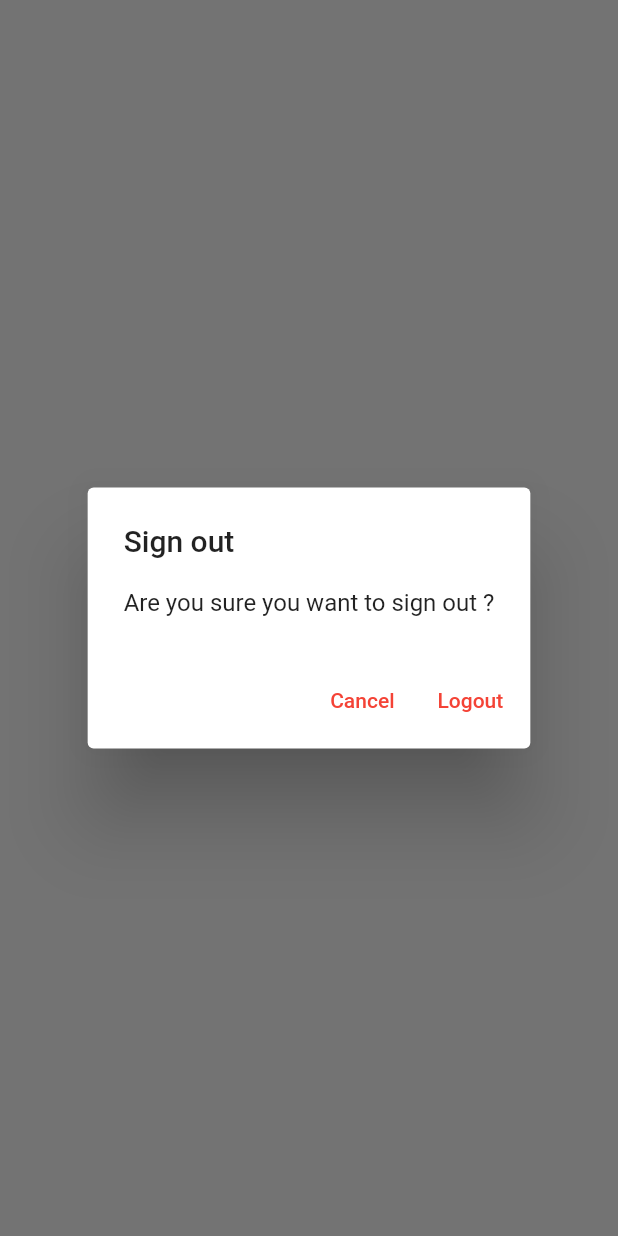
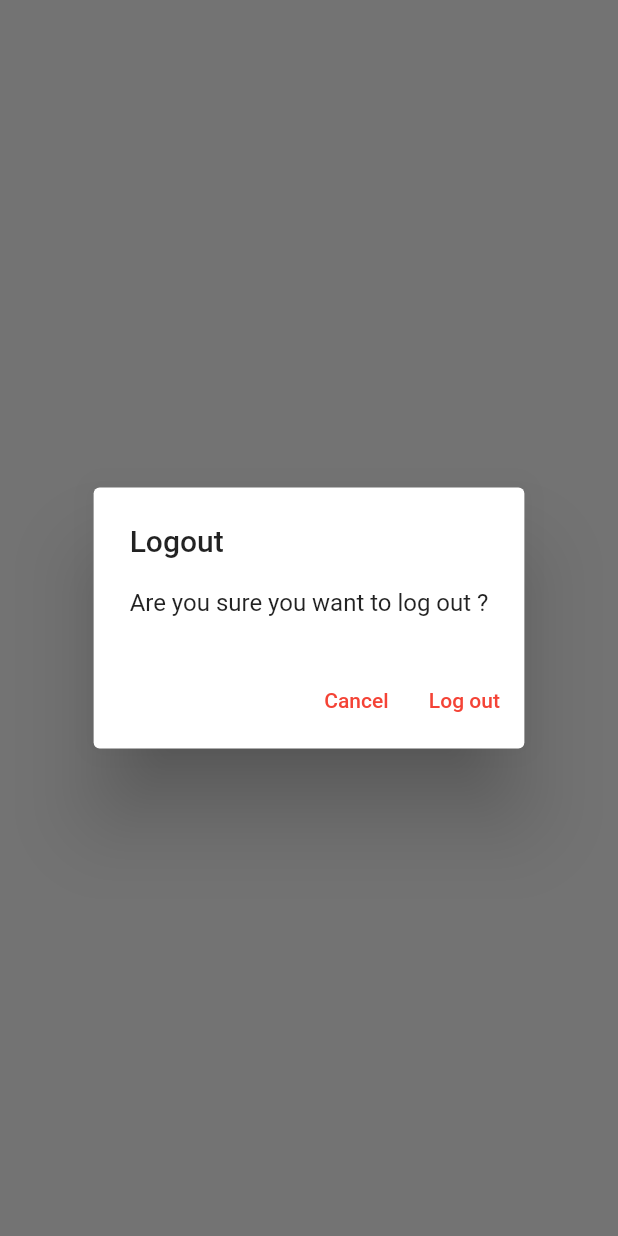
Before and after one commit to aKeoHub/noteking, a Flutter app: what showLogOutDialog() shows on an empty page, opened directly, on a phone screen of 412 x 824 dp. Run offline on Flutter 3.47's test engine with Material 2 defaults, Android fonts, the phone set to English and light mode, and no system bars; our stand-ins replace firebase_auth, firebase_core, sqflite; accounts and stored records are empty; network calls fail.

Commit message:
Created a generic dialog, Created a delete button for notes.
Generated a generic dialog class which can be used to produce a specific dialog. User can now delete notes with the trash can icon.

```diff
--- /dev/null
+++ b/lib/utilities/dialogs/generic_dialog.dart
@@ -0,0 +1,33 @@
+import 'package:flutter/material.dart';
+
+typedef DialogOptionBuilder<T> = Map<String, T?> Function();
+
+Future<T?> showGenericDialog<T>({
+  required BuildContext context,
+  required String title,
+  required String content,
+  required DialogOptionBuilder optionsBuilder,
+}) {
+  final options = optionsBuilder();
+  return showDialog<T>(
+    context: context,
+    builder: (context) {
+      return AlertDialog(
+        title: Text(title),
+        content: Text(content),
+        actions: options.keys.map((optionTitle) {
+          final T value = options[optionTitle];
+          return TextButton(
+              onPressed: () {
+                if (value != null) {
+                  Navigator.of(context).pop(value);
+                } else {
+                  Navigator.of(context).pop();
+                }
+              },
+              child: Text(optionTitle));
+        }).toList(),
+      );
+    },
+  );
+}
--- /dev/null
+++ b/lib/utilities/dialogs/logout_dialog.dart
@@ -0,0 +1,14 @@
+import 'package:flutter/material.dart';
+import 'package:noteking/utilities/dialogs/generic_dialog.dart';
+
+Future<bool> showLogOutDialog(BuildContext context) {
+  return showGenericDialog<bool>(
+    context: context,
+    title: 'Logout',
+    content: 'Are you sure you want to log out ?',
+    optionsBuilder: () => {
+      'Cancel': false,
+      'Log out': true,
+    },
+  ).then((value) => value ?? false);
+}
--- a/lib/views/login_view.dart
+++ b/lib/views/login_view.dart
@@ -3,7 +3,7 @@ import 'dart:developer' as devtools show log;
 import 'package:noteking/constants/routes.dart';
 import 'package:noteking/services/auth/auth_exceptions.dart';
 import 'package:noteking/services/auth/auth_service.dart';
-import 'package:noteking/utilities/show_error_dialog.dart';
+import 'package:noteking/utilities/dialogs/error_dialog.dart';
 
 class LoginView extends StatefulWidget {
   const LoginView({super.key});
--- a/lib/views/notes/notes_view.dart
+++ b/lib/views/notes/notes_view.dart
@@ -1,8 +1,9 @@
-import 'package:firebase_core/firebase_core.dart';
 import 'package:flutter/material.dart';
 import 'package:noteking/constants/routes.dart';
 import 'package:noteking/services/auth/auth_service.dart';
 import 'package:noteking/services/crud/note_service.dart';
+import 'package:noteking/utilities/dialogs/logout_dialog.dart';
+import 'package:noteking/views/notes/notes_list_view.dart';
 import '../../enums/menu_action.dart';
 // import 'dart:developer' as devtools show log;
 
@@ -74,19 +75,10 @@ class _NotesViewState extends State<NotesView> {
                     case ConnectionState.active:
                       if (snapshot.hasData) {
                         final allNotes = snapshot.data as List<DatabaseNote>;
-                        print(allNotes);
-                        return ListView.builder(
-                          itemCount: allNotes.length,
-                          itemBuilder: (context, index) {
-                            final note = allNotes[index];
-                            return ListTile(
-                              title: Text(
-                                note.text,
-                                maxLines: 1,
-                                softWrap: true,
-                                overflow: TextOverflow.ellipsis,
-                              ),
-                            );
+                        return NotesListView(
+                          notes: allNotes,
+                          onDeleteNote: (note) async {
+                            await _notesService.deleteNote(id: note.id);
                           },
                         );
                       } else {
@@ -105,29 +97,3 @@ class _NotesViewState extends State<NotesView> {
     );
   }
 }
-
-Future<bool> showLogOutDialog(BuildContext context) {
-  return showDialog<bool>(
-    context: context,
-    builder: (context) {
-      return AlertDialog(
-        title: const Text('Sign out'),
-        content: const Text('Are you sure you want to sign out ?'),
-        actions: [
-          TextButton(
-            onPressed: () {
-              Navigator.of(context).pop(false);
-            },
-            child: const Text('Cancel'),
-          ),
-          TextButton(
-            onPressed: () {
-              Navigator.of(context).pop(true);
-            },
-            child: const Text('Logout'),
-          )
-        ],
-      );
-    },
-  ).then((value) => value ?? false);
-}
--- a/lib/views/register_view.dart
+++ b/lib/views/register_view.dart
@@ -2,7 +2,7 @@ import 'package:flutter/material.dart';
 import 'package:noteking/constants/routes.dart';
 import 'package:noteking/services/auth/auth_exceptions.dart';
 import 'package:noteking/services/auth/auth_service.dart';
-import 'package:noteking/utilities/show_error_dialog.dart';
+import 'package:noteking/utilities/dialogs/error_dialog.dart';
 
 class RegisterView extends StatefulWidget {
   const RegisterView({super.key});
```
Also changed, not shown: lib/utilities/dialogs/delete_dialog.dart (added, +14 -0 lines), lib/utilities/dialogs/error_dialog.dart (added, +13 -0 lines), lib/utilities/show_error_dialog.dart (deleted, +0 -24 lines), lib/views/notes/notes_list_view.dart (added, +40 -0 lines).
